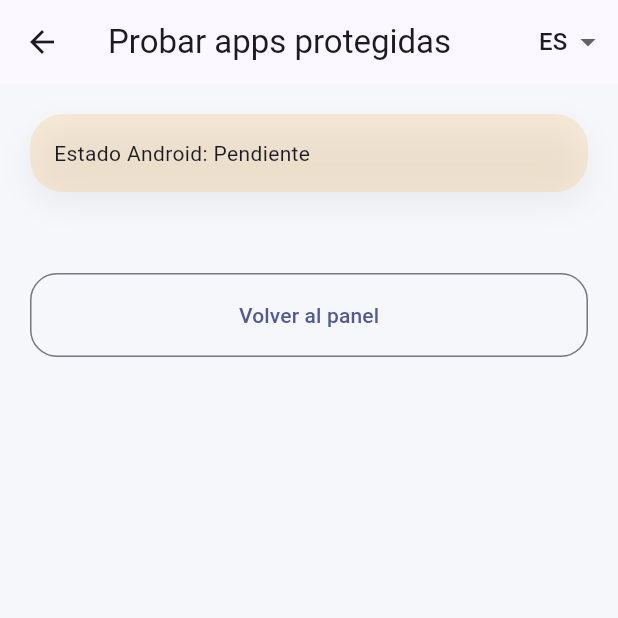
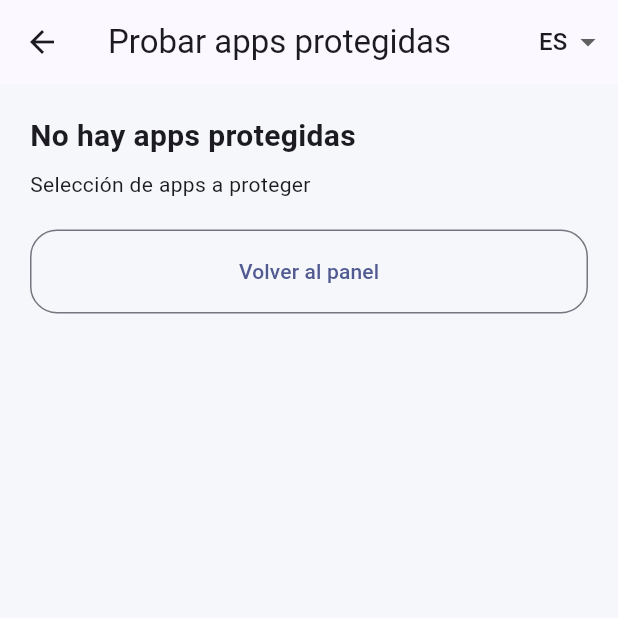
Before and after one commit to Inoid1981/matelock-kids, a Flutter app: the ProtectedAppsTestScreen screen opened directly with empty values, on a phone screen of 412 x 824 dp, the top half of it. Run offline on Flutter 3.47's test engine with Material 3 defaults, Android fonts, the phone set to English and light mode, and no system bars; our stand-ins replace shared_preferences; accounts and stored records are empty.

```diff
--- a/matelock_kids/lib/main.dart
+++ b/matelock_kids/lib/main.dart
@@ -1,5 +1,5 @@
 import 'dart:math';
-
+import 'package:flutter/services.dart';
 import 'package:flutter/material.dart';
 
 import 'models/android_config.dart';
@@ -11,7 +11,7 @@ import 'utils/app_constants.dart';
 import 'utils/translations.dart';
 import 'widgets/language_switcher.dart';
 import 'widgets/pretty_card.dart';
-
+const MethodChannel androidChannel = MethodChannel('matelock_kids/android');
 void main() {
   runApp(const MateLockKidsApp());
 }
@@ -2431,8 +2431,9 @@ class _ProtectedAppsTestScreenState extends State<ProtectedAppsTestScreen> {
     if (_isUnlocked(appName)) {
       ScaffoldMessenger.of(context).showSnackBar(
         SnackBar(
-          content:
-              Text('${appLabel(widget.language, appName)} ${tr(widget.language, 'accessAllowed')}'),
+          content: Text(
+            '${appLabel(widget.language, appName)} ${tr(widget.language, 'accessAllowed')}',
+          ),
         ),
       );
       return;
@@ -2457,7 +2458,9 @@ class _ProtectedAppsTestScreenState extends State<ProtectedAppsTestScreen> {
       final expiresAt =
           DateTime.now().add(Duration(minutes: widget.config.unlockMinutes));
       unlockSessions.removeWhere((e) => e.appName == appName);
-      unlockSessions.add(UnlockSession(appName: appName, expiresAt: expiresAt));
+      unlockSessions.add(
+        UnlockSession(appName: appName, expiresAt: expiresAt),
+      );
       if (!mounted) return;
       setState(() {});
     }
@@ -2466,6 +2469,10 @@ class _ProtectedAppsTestScreenState extends State<ProtectedAppsTestScreen> {
   @override
   Widget build(BuildContext context) {
     final cleanedSessions = unlockSessions.where((e) => e.isActive).toList();
+    final blockedApps = List<String>.from(widget.blockedApps);
+
+    debugPrint('ProtectedAppsTestScreen blockedApps: $blockedApps');
+    debugPrint('ProtectedAppsTestScreen sessions: ${cleanedSessions.length}');
 
     return Scaffold(
       appBar: AppBar(
@@ -2479,70 +2486,128 @@ class _ProtectedAppsTestScreenState extends State<ProtectedAppsTestScreen> {
         ],
       ),
       body: SafeArea(
-        child: ListView(
+        child: Padding(
           padding: const EdgeInsets.all(20),
-          children: [
-            if (!widget.config.isReady)
-              PrettyCard(
-                color: Colors.orange.withOpacity(0.14),
-                child: Text(
-                  '${tr(widget.language, 'androidReadiness')}: ${tr(widget.language, 'notReady')}',
-                ),
-              ),
-            if (!widget.config.isReady) const SizedBox(height: 16),
-            ...widget.blockedApps.map(
-              (app) {
-                final unlocked = _isUnlocked(app);
-                final expiry = _getExpiry(app);
-
-                return Padding(
-                  padding: const EdgeInsets.only(bottom: 12),
-                  child: PrettyCard(
-                    child: ListTile(
-                      contentPadding: EdgeInsets.zero,
-                      leading: Icon(unlocked ? Icons.lock_open : Icons.lock),
-                      title: Text(appLabel(widget.language, app)),
-                      subtitle: Text(
-                        unlocked && expiry != null
-                            ? '${tr(widget.language, 'unlockedUntil')} ${_formatDate(expiry)}'
-                            : tr(widget.language, 'locked'),
-                      ),
-                      trailing: ElevatedButton(
-                        onPressed: () => _openApp(app),
-                        child: Text(tr(widget.language, 'openProtectedApp')),
+          child: blockedApps.isEmpty
+              ? Column(
+                  crossAxisAlignment: CrossAxisAlignment.start,
+                  children: [
+                    Text(
+                      tr(widget.language, 'noBlockedApps'),
+                      style: const TextStyle(
+                        fontSize: 20,
+                        fontWeight: FontWeight.w700,
                       ),
                     ),
-                  ),
-                );
-              },
-            ),
-            const SizedBox(height: 18),
-            if (cleanedSessions.isNotEmpty)
-              Text(
-                tr(widget.language, 'unlockStatus'),
-                style: const TextStyle(fontSize: 22, fontWeight: FontWeight.w800),
-              ),
-            ...cleanedSessions.map(
-              (session) => ListTile(
-                leading: const Icon(Icons.timer),
-                title: Text(appLabel(widget.language, session.appName)),
-                subtitle: Text(
-                  '${tr(widget.language, 'unlockedUntil')} ${_formatDate(session.expiresAt)}',
+                    const SizedBox(height: 8),
+                    Text(tr(widget.language, 'blockedAppsSubtitle')),
+                    const SizedBox(height: 20),
+                    OutlinedButton(
+                      onPressed: () => Navigator.pop(context, cleanedSessions),
+                      child: Text(tr(widget.language, 'backToPanel')),
+                    ),
+                  ],
+                )
+              : ListView(
+                  children: [
+                    Text(
+                      'Apps protegidas: ${blockedApps.length}',
+                      style: const TextStyle(
+                        fontSize: 20,
+                        fontWeight: FontWeight.w700,
+                      ),
+                    ),
+                    const SizedBox(height: 12),
+                    ...blockedApps.map(
+                      (app) {
+                        final unlocked = _isUnlocked(app);
+                        final expiry = _getExpiry(app);
+
+                        return Card(
+                          margin: const EdgeInsets.only(bottom: 12),
+                          child: Padding(
+                            padding: const EdgeInsets.all(12),
+                            child: Column(
+                              crossAxisAlignment: CrossAxisAlignment.start,
+                              children: [
+                                Row(
+                                  children: [
+                                    Icon(
+                                      unlocked
+                                          ? Icons.lock_open
+                                          : Icons.lock,
+                                    ),
+                                    const SizedBox(width: 10),
+                                    Expanded(
+                                      child: Text(
+                                        appLabel(widget.language, app),
+                                        style: const TextStyle(
+                                          fontSize: 18,
+                                          fontWeight: FontWeight.w700,
+                                        ),
+                                      ),
+                                    ),
+                                  ],
+                                ),
+                                const SizedBox(height: 8),
+                                Text(
+                                  unlocked && expiry != null
+                                      ? '${tr(widget.language, 'unlockedUntil')} ${_formatDate(expiry)}'
+                                      : tr(widget.language, 'locked'),
+                                ),
+                                const SizedBox(height: 12),
+                                SizedBox(
+                                  width: double.infinity,
+                                  child: ElevatedButton(
+                                    onPressed: () => _openApp(app),
+                                    child: Text(
+                                      tr(widget.language, 'openProtectedApp'),
+                                    ),
+                                  ),
+                                ),
+                              ],
+                            ),
+                          ),
+                        );
+                      },
+                    ),
+                    if (cleanedSessions.isNotEmpty) ...[
+                      const SizedBox(height: 20),
+                      Text(
+                        tr(widget.language, 'unlockStatus'),
+                        style: const TextStyle(
+                          fontSize: 20,
+                          fontWeight: FontWeight.w700,
+                        ),
+                      ),
+                      const SizedBox(height: 12),
+                      ...cleanedSessions.map(
+                        (session) => Card(
+                          margin: const EdgeInsets.only(bottom: 8),
+                          child: ListTile(
+                            leading: const Icon(Icons.timer),
+                            title: Text(
+                              appLabel(widget.language, session.appName),
+                            ),
+                            subtitle: Text(
+                              '${tr(widget.language, 'unlockedUntil')} ${_formatDate(session.expiresAt)}',
+                            ),
+                          ),
+                        ),
+                      ),
+                    ],
+                    const SizedBox(height: 20),
+                    OutlinedButton(
+                      onPressed: () => Navigator.pop(context, cleanedSessions),
+                      child: Text(tr(widget.language, 'backToPanel')),
+                    ),
+                  ],
                 ),
-              ),
-            ),
-            const SizedBox(height: 20),
-            OutlinedButton(
-              onPressed: () => Navigator.pop(context, cleanedSessions),
-              child: Text(tr(widget.language, 'backToPanel')),
-            ),
-          ],
         ),
       ),
     );
   }
 }
-
 class ProtectedAppGateScreen extends StatefulWidget {
   final ChildProfile profile;
   final String appName;
```
Also changed, not shown: 3 other files.
